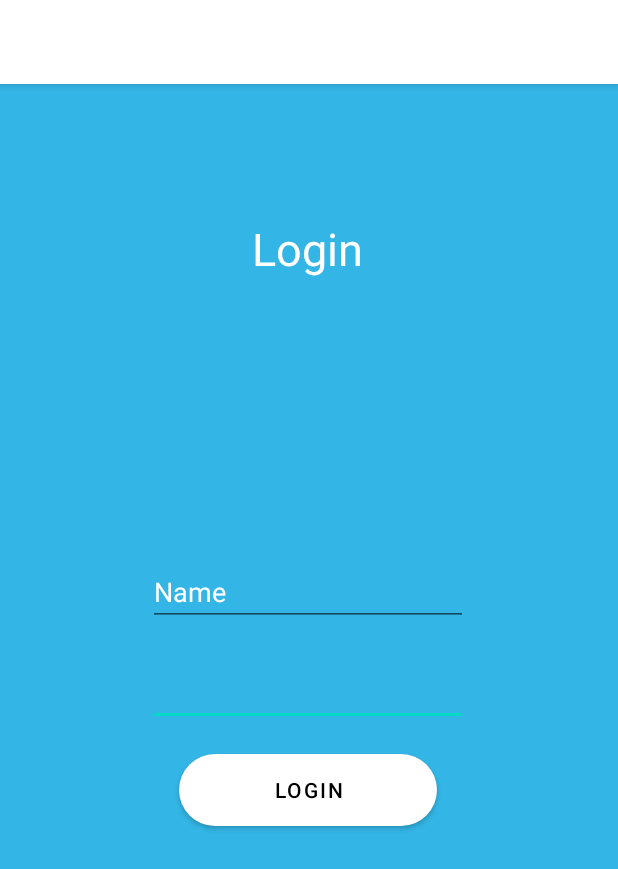
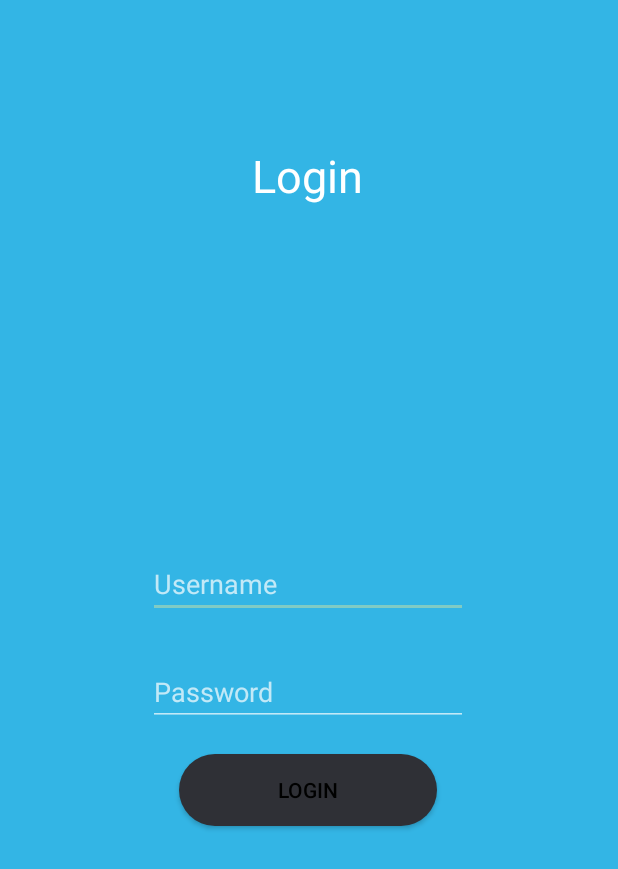
Before and after one commit to MortyN/MOB3000_FrisbeeGolf, an Android app: the screen it shows after launch (LoginActivity), on a phone screen of 412 x 824 dp. Shown: the top 869 px of the screen. Run offline under Robolectric (Android 15) with nearby library versions, the phone set to English and light mode, and no system bars.

Commit message:
added basic authentication, need to fix routing to MainActivity.kt

```diff
--- a/app/src/main/java/com/example/mob3000_frisbeegolf/LoginActivity.kt
+++ b/app/src/main/java/com/example/mob3000_frisbeegolf/LoginActivity.kt
@@ -1,11 +1,43 @@
 package com.example.mob3000_frisbeegolf
 
+import android.content.Intent
+import android.os.Bundle
+import android.widget.Button
+import android.widget.EditText
+import android.widget.Toast
 import androidx.appcompat.app.AppCompatActivity
-import android.os.Bundle
+
 
 class LoginActivity : AppCompatActivity() {
+    val username: String = "admin"
+    val password: String = "pass"
+
+    lateinit var button: Button
+    lateinit var usernameInput: EditText
+    lateinit var passwordInput: EditText
+    lateinit var string: String
+
     override fun onCreate(savedInstanceState: Bundle?) {
         super.onCreate(savedInstanceState)
         setContentView(R.layout.activity_login)
+
+        val intent = Intent(this, LoginActivity::class.java)
+
+        usernameInput = findViewById(R.id.loginUsername)
+        passwordInput = findViewById(R.id.loginPassword)
+        button = findViewById(R.id.loginButton)
+
+        button.setOnClickListener {
+            if (usernameInput.text.toString()==username && passwordInput.text.toString()==password){
+                startActivity(intent)
+            }else{
+                val toast = Toast.makeText(
+                    applicationContext,
+                    "wrong combination",
+                    Toast.LENGTH_SHORT
+                )
+                toast.show()
+            }
+        }
     }
 }
--- a/app/src/main/java/com/example/mob3000_frisbeegolf/MainActivity.kt
+++ b/app/src/main/java/com/example/mob3000_frisbeegolf/MainActivity.kt
@@ -15,7 +15,12 @@ import com.google.android.material.navigation.NavigationView
 class MainActivity : AppCompatActivity(), NavigationView.OnNavigationItemSelectedListener {
     //lateinit will allow to skip the otherwise required initializer and will make the property access fail with exception until some meaningful value is assigned to it https://stackoverflow.com/questions/33849811/property-must-be-initialized-or-be-abstract
     private lateinit var drawer: DrawerLayout
+    private var isAuth: Boolean = false
+
     override fun onCreate(savedInstanceState: Bundle?) {
+        val intent = Intent(this, LoginActivity::class.java)
+        startActivity(intent)
+
         super.onCreate(savedInstanceState)
         setContentView(R.layout.activity_main)
         val toolbar: Toolbar = findViewById(R.id.toolbar)
@@ -38,9 +43,6 @@ class MainActivity : AppCompatActivity(), NavigationView.OnNavigationItemSelecte
         navigationView.setCheckedItem(R.id.nav_message)
         navigationView.setCheckedItem(R.id.nav_message)
         }
-
-        val intent = Intent(this, LoginActivity::class.java)
-        startActivity(intent)
     }
 
     override fun onBackPressed() {
--- a/app/src/main/res/layout/activity_login.xml
+++ b/app/src/main/res/layout/activity_login.xml
@@ -22,34 +22,35 @@
         app:layout_constraintVertical_bias="0.123" />
 
     <EditText
-        android:id="@+id/editTextTextPassword"
+        android:id="@+id/loginUsername"
+        android:layout_width="wrap_content"
+        android:layout_height="wrap_content"
+        android:ems="10"
+        android:inputType="textPersonName"
+        android:hint="Username"
+        android:textColor="@color/white"
+        app:layout_constraintBottom_toTopOf="@+id/loginPassword"
+        app:layout_constraintEnd_toEndOf="parent"
+        app:layout_constraintHorizontal_bias="0.497"
+        app:layout_constraintStart_toStartOf="parent"
+        app:layout_constraintTop_toBottomOf="@+id/textView"
+        app:layout_constraintVertical_bias="0.897" />
+
+    <EditText
+        android:id="@+id/loginPassword"
         android:layout_width="wrap_content"
         android:layout_height="wrap_content"
         android:layout_marginBottom="340dp"
         android:ems="10"
+        android:hint="Password"
         android:inputType="textPassword"
         app:layout_constraintBottom_toBottomOf="parent"
         app:layout_constraintEnd_toEndOf="parent"
         app:layout_constraintHorizontal_bias="0.497"
         app:layout_constraintStart_toStartOf="parent" />
 
-    <EditText
-        android:id="@+id/editTextTextPersonName"
-        android:layout_width="wrap_content"
-        android:layout_height="wrap_content"
-        android:ems="10"
-        android:inputType="textPersonName"
-        android:text="Name"
-        android:textColor="@color/white"
-        app:layout_constraintBottom_toTopOf="@+id/editTextTextPassword"
-        app:layout_constraintEnd_toEndOf="parent"
-        app:layout_constraintHorizontal_bias="0.497"
-        app:layout_constraintStart_toStartOf="parent"
-        app:layout_constraintTop_toBottomOf="@+id/textView"
-        app:layout_constraintVertical_bias="0.897" />
-
     <Button
-        android:id="@+id/button"
+        android:id="@+id/loginButton"
         android:layout_width="172dp"
         android:layout_height="48dp"
         android:background="@android:drawable/toast_frame"
@@ -59,6 +60,6 @@
         app:layout_constraintEnd_toEndOf="parent"
         app:layout_constraintHorizontal_bias="0.498"
         app:layout_constraintStart_toStartOf="parent"
-        app:layout_constraintTop_toBottomOf="@+id/editTextTextPassword"
+        app:layout_constraintTop_toBottomOf="@+id/loginPassword"
         app:layout_constraintVertical_bias="0.065" />
 </androidx.constraintlayout.widget.ConstraintLayout>
```
Also changed, not shown: app/src/main/AndroidManifest.xml (+7 -2 lines).
